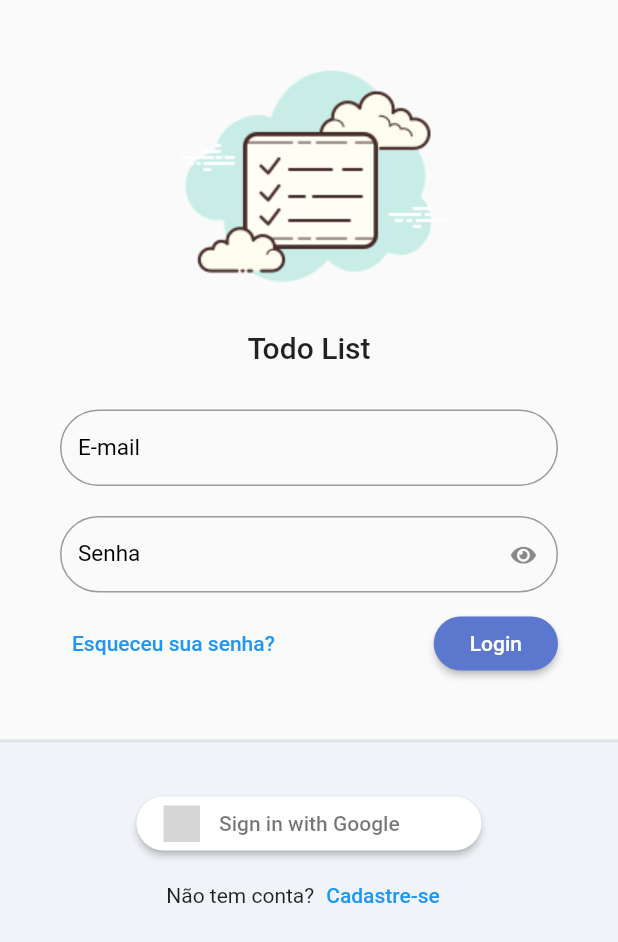
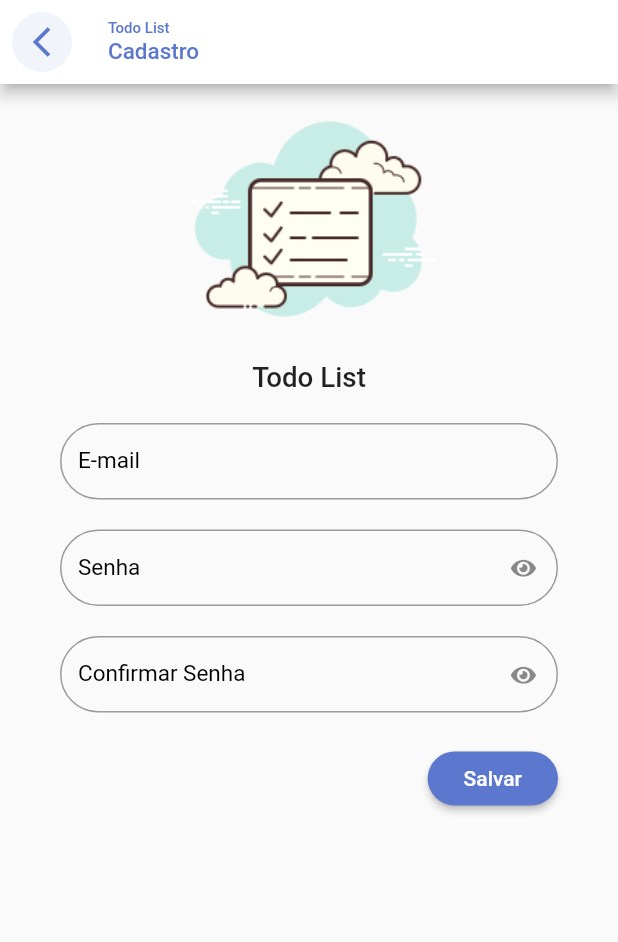
Before and after one commit to AllanRanier/todo_list, a Flutter app: the screen it shows after launch, after a tap on "Cadastre-se", on a phone screen of 412 x 824 dp. Shown: the top 942 px of the screen. Run offline on Flutter 3.47's test engine with Material 2 defaults, Android fonts, the phone set to English and light mode, and no system bars; our stand-ins replace flutter_signin_button, sqflite, synchronized; accounts and stored records are empty; grey boxes are pictures that could not be loaded.

Commit message:
tela de cadastro

```diff
--- a/lib/app/modules/auth/auth_module.dart
+++ b/lib/app/modules/auth/auth_module.dart
@@ -2,6 +2,8 @@ import 'package:provider/provider.dart';
 import 'package:todo_list/app/core/modules/todo_list_module.dart';
 import 'package:todo_list/app/modules/auth/login/login_controller.dart';
 import 'package:todo_list/app/modules/auth/login/login_page.dart';
+import 'package:todo_list/app/modules/auth/register/register_controller.dart';
+import 'package:todo_list/app/modules/auth/register/register_page.dart';
 
 class AuthModule extends TodolistModule {
   AuthModule()
@@ -9,7 +11,11 @@ class AuthModule extends TodolistModule {
           ChangeNotifierProvider(
             create: (_) => LoginController(),
           ),
+          ChangeNotifierProvider(
+            create: (_) => RegisterController(),
+          ),
         ], routers: {
-          '/login': (context) => LoginPage()
+          '/login': (context) => LoginPage(),
+          '/register': (context) => RegisterPage()
         });
 }
--- a/lib/app/modules/auth/login/login_page.dart
+++ b/lib/app/modules/auth/login/login_page.dart
@@ -86,7 +86,9 @@ class LoginPage extends StatelessWidget {
                             children: [
                               const Text('Não tem conta?'),
                               TextButton(
-                                onPressed: () {},
+                                onPressed: () {
+                                  Navigator.of(context).pushNamed('/register');
+                                },
                                 child: const Text('Cadastre-se'),
                               )
                             ],
--- /dev/null
+++ b/lib/app/modules/auth/register/register_controller.dart
@@ -0,0 +1,5 @@
+import 'package:flutter/material.dart';
+
+class RegisterController extends ChangeNotifier {
+
+}
--- /dev/null
+++ b/lib/app/modules/auth/register/register_page.dart
@@ -0,0 +1,89 @@
+import 'package:flutter/material.dart';
+import 'package:todo_list/app/core/widget/todo_list_field.dart';
+import 'package:todo_list/app/core/widget/todo_list_logo.dart';
+
+class RegisterPage extends StatelessWidget {
+  const RegisterPage({Key? key}) : super(key: key);
+
+  @override
+  Widget build(BuildContext context) {
+    return Scaffold(
+      appBar: AppBar(
+        automaticallyImplyLeading: false,
+        backgroundColor: Colors.white,
+        title: Column(
+          crossAxisAlignment: CrossAxisAlignment.start,
+          children: [
+            Text(
+              "Todo List",
+              style: TextStyle(
+                fontSize: 10,
+                color: Color(0xff5C77CE),
+              ),
+            ),
+            Text(
+              "Cadastro",
+              style: TextStyle(
+                fontSize: 15,
+                color: Color(0xff5C77CE),
+              ),
+            )
+          ],
+        ),
+        leading: IconButton(
+            onPressed: () => Navigator.pop(context),
+            icon: ClipOval(
+              child: Container(
+                color: Color(0xff5C77CE).withAlpha(20),
+                padding: const EdgeInsets.all(8),
+                child: Icon(
+                  Icons.arrow_back_ios_outlined,
+                  color: Color(0xff5C77CE),
+                ),
+              ),
+            )),
+      ),
+      body: ListView(
+        children: [
+          Container(
+            height: MediaQuery.of(context).size.width * .5,
+            child: FittedBox(
+              child: TodoListLogo(),
+              fit: BoxFit.fitHeight,
+            ),
+          ),
+          Padding(
+            padding: const EdgeInsets.symmetric(horizontal: 40, vertical: 20),
+            child: Form(
+              child: Column(
+                children: [
+                  TodoListField(label: "E-mail"),
+                  const SizedBox(height: 20),
+                  TodoListField(label: "Senha", obscureText: true),
+                  const SizedBox(height: 20),
+                  TodoListField(label: "Confirmar Senha", obscureText: true),
+                  const SizedBox(height: 20),
+                  Align(
+                    alignment: Alignment.bottomRight,
+                    child: ElevatedButton(
+                      onPressed: () {},
+                      style: ElevatedButton.styleFrom(
+                        shape: RoundedRectangleBorder(
+                          borderRadius: BorderRadius.circular(20),
+                        ),
+                      ),
+                      child: const Padding(
+                        padding: EdgeInsets.all(8.0),
+                        child: Text('Salvar'),
+                      ),
+                    ),
+                  ),
+                ],
+              ),
+            ),
+          ),
+        ],
+      ),
+    );
+  }
+}
```
